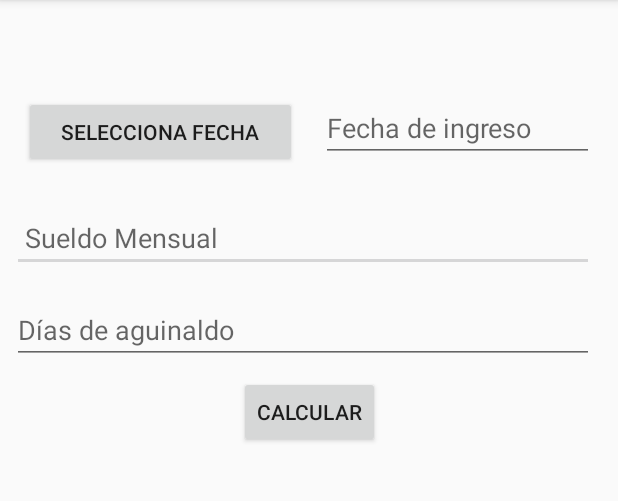
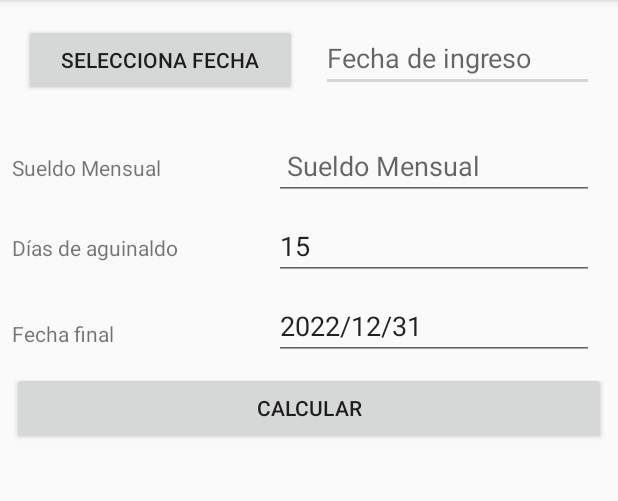
Before and after one commit to derriancito1/AguinaldoMexico, an Android app: the screen it shows after launch (MainActivity), on a phone screen of 412 x 824 dp, the part 84-585 px from its top. Run offline under Robolectric (Android 15) with nearby library versions, the phone set to English and light mode, and no system bars; our stand-ins replace AdMob.

Commit message:
Aguinaldo Mexico 2.0.4

```diff
--- a/app/src/main/AndroidManifest.xml
+++ b/app/src/main/AndroidManifest.xml
@@ -2,6 +2,8 @@
 <manifest xmlns:android="http://schemas.android.com/apk/res/android"
     package="com.mexico.aguinaldo.aguinaldomexico">
 
+    <uses-permission android:name="android.permission.INTERNET" />
+    <uses-permission android:name="android.permission.ACCESS_NETWORK_STATE" />
 
     <application
         android:allowBackup="true"
@@ -17,9 +19,6 @@
                 <category android:name="android.intent.category.LAUNCHER" />
             </intent-filter>
         </activity>
-        <meta-data
-            android:name="com.google.android.gms.ads.APPLICATION_ID"
-            android:value="ca-app-pub-9001957420901694~2109582463"/>
     </application>
 
 </manifest>
--- a/app/src/main/java/com/mexico/aguinaldo/aguinaldomexico/MainActivity.java
+++ b/app/src/main/java/com/mexico/aguinaldo/aguinaldomexico/MainActivity.java
@@ -10,8 +10,6 @@ import android.widget.EditText;
 import android.widget.TextView;
 import android.widget.Toast;
 
-import com.google.android.gms.ads.AdListener;
-import com.google.android.gms.ads.AdRequest;
 import com.google.android.gms.ads.AdRequest;
 import com.google.android.gms.ads.AdView;
 import com.google.android.gms.ads.MobileAds;
@@ -21,27 +19,27 @@ import java.util.Calendar;
 import java.util.Date;
 import java.util.GregorianCalendar;
 import java.util.concurrent.TimeUnit;
+import java.util.regex.Pattern;
 
 public class MainActivity extends AppCompatActivity implements View.OnClickListener {
     private Button fechaInicio, calcular;
-    private EditText editTextFechaInicio, editTextSueldo,editTextAguinaldo;
+    private EditText editTextFechaInicio, editTextSueldo,editTextAguinaldo,editTextFechaFin;
     private TextView textView;
     private int day, month, year, dias;
     private int sueldo,aguinaldo;
     private Date fechaInicial, fechaFinal;
     private double aguinaldoAnual, aguinaldoProporcional;
     private AdView mAdView;
-
-
+    private String regexp;
 
     @Override
     protected void onCreate(Bundle savedInstanceState) {
         super.onCreate(savedInstanceState);
         setContentView(R.layout.activity_main);
 
-        MobileAds.initialize(this, "ca-app-pub-9001957420901694~2109582463");
+        MobileAds.initialize(this, "ca-app-pub-9001957420901694~9538615966");
 
-
+        /*MobileAds.initialize(this, "ca-app-pub-3940256099942544~3347511713");*/ // PRUEBAS
 
 
         mAdView = findViewById(R.id.adView);
@@ -51,6 +49,7 @@ public class MainActivity extends AppCompatActivity implements View.OnClickListe
         fechaInicio=(Button)findViewById(R.id.fechaInicio);
         calcular=(Button)findViewById(R.id.calcular);
         editTextFechaInicio=(EditText)findViewById(R.id.editTextFechaInicio);
+        editTextFechaFin=(EditText)findViewById(R.id.editTextFechaFin);
         editTextSueldo=(EditText)findViewById(R.id.editTextSueldo);
         editTextAguinaldo=(EditText) findViewById(R.id.editTextAguinaldo);
 
@@ -63,40 +62,17 @@ public class MainActivity extends AppCompatActivity implements View.OnClickListe
         fechaInicial=null;
 
 
-        mAdView.setAdListener(new AdListener() {
-            @Override
-            public void onAdLoaded() {
-                // Code to be executed when an ad finishes loading.
-            }
+        regexp = "\\d{4}/\\d{1,2}/\\d{1,2}";
 
-            @Override
-            public void onAdFailedToLoad(int errorCode) {
-                // Code to be executed when an ad request fails.
-            }
 
-            @Override
-            public void onAdOpened() {
-                // Code to be executed when an ad opens an overlay that
-                // covers the screen.
-            }
+        final Calendar c= Calendar.getInstance();
+        year=c.get(Calendar.YEAR);
 
-            @Override
-            public void onAdLeftApplication() {
-                // Code to be executed when the user has left the app.
-            }
-
-            @Override
-            public void onAdClosed() {
-                // Code to be executed when when the user is about to return
-                // to the app after tapping on an ad.
-            }
-        });
+        editTextFechaFin.setText(year+"/12/31");
 
 
 
     }
-
-
 
     @Override
     public void onClick(View view) {
@@ -117,14 +93,23 @@ public class MainActivity extends AppCompatActivity implements View.OnClickListe
 
                     editTextFechaInicio.setText(i+"/"+monthCalculo+"/"+dayCalculo);
                     fechaInicial = new Date((i-1900),i1,i2);
-                    fechaFinal = new Date(String.valueOf(Calendar.getInstance().getTime()));
+                    /*fechaFinal = new Date(String.valueOf(Calendar.getInstance().getTime()));*/
+                    fechaFinal = new Date(editTextFechaFin.getText().toString());
                 }
             }, day, month, year);
             datePickerDialog.show();
         }else if (view==calcular){
-            if (fechaInicial==null || fechaFinal==null){
-                Toast.makeText(MainActivity.this,"Favor de seleccionar fecha", Toast.LENGTH_LONG).show();
-            }else if ( fechaFinal.before(fechaInicial)){
+
+            /*if (fechaInicial==null || fechaFinal==null){*/
+            if (!Pattern.matches(regexp, editTextFechaInicio.getText().toString())){
+                Toast.makeText(MainActivity.this,"Favor de seleccionar fecha valida en formato AAAA/MM/DD", Toast.LENGTH_LONG).show();
+                return;
+            }else{
+                fechaInicial = new Date(editTextFechaInicio.getText().toString());
+                fechaFinal = new Date(editTextFechaFin.getText().toString());
+            }
+
+            if ( fechaFinal.before(fechaInicial)){
                 Toast.makeText(MainActivity.this,"Ingresar una fecha menor a la de hoy", Toast.LENGTH_LONG).show();
             }else if (editTextSueldo.getEditableText().toString().isEmpty()){
                 Toast.makeText(MainActivity.this,"Favor de llenar el campo de sueldo", Toast.LENGTH_LONG).show();
--- a/app/src/main/res/layout/activity_main.xml
+++ b/app/src/main/res/layout/activity_main.xml
@@ -6,20 +6,30 @@
     android:layout_height="match_parent"
     tools:context=".MainActivity">
 
+    <ScrollView
+        android:layout_width="match_parent"
+        android:layout_height="match_parent"
+        app:layout_constraintBottom_toTopOf="@+id/linearLayout"
+        tools:layout_editor_absoluteX="0dp">
+
+        <android.support.constraint.ConstraintLayout
+            android:layout_width="match_parent"
+            android:layout_height="match_parent">
+
             <EditText
                 android:id="@+id/editTextFechaInicio"
                 android:layout_width="0dp"
-        android:layout_height="44dp"
+                android:layout_height="wrap_content"
                 android:layout_marginStart="8dp"
                 android:layout_marginLeft="8dp"
-        android:layout_marginTop="64dp"
+                android:layout_marginTop="16dp"
                 android:layout_marginEnd="16dp"
                 android:layout_marginRight="16dp"
-        android:clickable="false"
-        android:cursorVisible="false"
+                android:clickable="true"
+                android:cursorVisible="true"
                 android:ems="10"
-        android:focusable="false"
-        android:focusableInTouchMode="false"
+                android:focusable="true"
+                android:focusableInTouchMode="true"
                 android:hint="Fecha de ingreso"
                 android:inputType="date"
                 app:layout_constraintEnd_toEndOf="parent"
@@ -32,7 +42,7 @@
                 android:layout_height="wrap_content"
                 android:layout_marginStart="16dp"
                 android:layout_marginLeft="16dp"
-        android:layout_marginTop="64dp"
+                android:layout_marginTop="16dp"
                 android:layout_marginEnd="8dp"
                 android:layout_marginRight="8dp"
                 android:text="Selecciona Fecha"
@@ -43,13 +53,15 @@
 
             <TextView
                 android:id="@+id/textView"
-        android:layout_width="wrap_content"
+                android:layout_width="0dp"
                 android:layout_height="wrap_content"
                 android:layout_marginStart="16dp"
                 android:layout_marginLeft="16dp"
                 android:layout_marginTop="8dp"
                 android:layout_marginEnd="16dp"
                 android:layout_marginRight="16dp"
+                android:layout_marginBottom="8dp"
+                app:layout_constraintBottom_toBottomOf="parent"
                 app:layout_constraintEnd_toEndOf="parent"
                 app:layout_constraintHorizontal_bias="0.501"
                 app:layout_constraintStart_toStartOf="parent"
@@ -59,8 +71,6 @@
                 android:id="@+id/editTextSueldo"
                 android:layout_width="0dp"
                 android:layout_height="wrap_content"
-        android:layout_marginStart="8dp"
-        android:layout_marginLeft="8dp"
                 android:layout_marginTop="24dp"
                 android:layout_marginEnd="16dp"
                 android:layout_marginRight="16dp"
@@ -68,29 +78,25 @@
                 android:hint=" Sueldo Mensual"
                 android:inputType="number"
                 app:layout_constraintEnd_toEndOf="parent"
-        app:layout_constraintHorizontal_bias="0.947"
-        app:layout_constraintStart_toStartOf="parent"
                 app:layout_constraintTop_toBottomOf="@+id/fechaInicio" />
 
             <EditText
                 android:id="@+id/editTextAguinaldo"
                 android:layout_width="0dp"
                 android:layout_height="wrap_content"
-        android:layout_marginStart="8dp"
-        android:layout_marginLeft="8dp"
-        android:layout_marginTop="16dp"
+                android:layout_marginTop="8dp"
                 android:layout_marginEnd="16dp"
                 android:layout_marginRight="16dp"
                 android:ems="10"
                 android:hint="Días de aguinaldo"
                 android:inputType="number"
+                android:text="15"
                 app:layout_constraintEnd_toEndOf="parent"
-        app:layout_constraintStart_toStartOf="parent"
                 app:layout_constraintTop_toBottomOf="@+id/editTextSueldo" />
 
             <Button
                 android:id="@+id/calcular"
-        android:layout_width="wrap_content"
+                android:layout_width="0dp"
                 android:layout_height="wrap_content"
                 android:layout_marginStart="8dp"
                 android:layout_marginLeft="8dp"
@@ -99,19 +105,91 @@
                 android:layout_marginRight="8dp"
                 android:text="Calcular"
                 app:layout_constraintEnd_toEndOf="parent"
+                app:layout_constraintHorizontal_bias="0.0"
                 app:layout_constraintStart_toStartOf="parent"
+                app:layout_constraintTop_toBottomOf="@+id/editTextFechaFin" />
+
+            <EditText
+                android:id="@+id/editTextFechaFin"
+                android:layout_width="0dp"
+                android:layout_height="wrap_content"
+                android:layout_marginTop="8dp"
+                android:layout_marginEnd="16dp"
+                android:layout_marginRight="16dp"
+                android:ems="10"
+                android:hint="Fecha Final"
+                android:inputType="date"
+                app:layout_constraintEnd_toEndOf="parent"
                 app:layout_constraintTop_toBottomOf="@+id/editTextAguinaldo" />
 
-    <com.google.android.gms.ads.AdView xmlns:ads="http://schemas.android.com/apk/res-auto"
+            <TextView
+                android:id="@+id/textView2"
+                android:layout_width="0dp"
+                android:layout_height="wrap_content"
+                android:layout_marginStart="8dp"
+                android:layout_marginLeft="8dp"
+                android:layout_marginEnd="8dp"
+                android:layout_marginRight="8dp"
+                android:text="Sueldo Mensual"
+                app:layout_constraintBaseline_toBaselineOf="@+id/editTextSueldo"
+                app:layout_constraintEnd_toStartOf="@+id/editTextSueldo"
+                app:layout_constraintHorizontal_bias="0.526"
+                app:layout_constraintStart_toStartOf="parent" />
+
+            <TextView
+                android:id="@+id/textView3"
+                android:layout_width="0dp"
+                android:layout_height="wrap_content"
+                android:layout_marginStart="8dp"
+                android:layout_marginLeft="8dp"
+                android:layout_marginEnd="8dp"
+                android:layout_marginRight="8dp"
+                android:text="Días de aguinaldo"
+                app:layout_constraintBaseline_toBaselineOf="@+id/editTextAguinaldo"
+                app:layout_constraintEnd_toStartOf="@+id/editTextAguinaldo"
+                app:layout_constraintHorizontal_bias="0.703"
+                app:layout_constraintStart_toStartOf="parent" />
+
+            <TextView
+                android:id="@+id/textView4"
+                android:layout_width="0dp"
+                android:layout_height="wrap_content"
+                android:layout_marginStart="8dp"
+                android:layout_marginLeft="8dp"
+                android:layout_marginEnd="8dp"
+                android:layout_marginRight="8dp"
+                android:layout_marginBottom="8dp"
+                android:text="Fecha final"
+                app:layout_constraintBottom_toBottomOf="@+id/editTextFechaFin"
+                app:layout_constraintEnd_toStartOf="@+id/editTextFechaFin"
+                app:layout_constraintHorizontal_bias="0.521"
+                app:layout_constraintStart_toStartOf="parent" />
+
+
+        </android.support.constraint.ConstraintLayout>
+    </ScrollView>
+
+    <LinearLayout
+        android:id="@+id/linearLayout"
+        android:layout_width="wrap_content"
+        android:layout_height="wrap_content"
+        android:orientation="horizontal"
+        app:layout_constraintBottom_toBottomOf="parent"
+        app:layout_constraintEnd_toEndOf="parent"
+        app:layout_constraintStart_toStartOf="parent">
+
+        <com.google.android.gms.ads.AdView
             android:id="@+id/adView"
             android:layout_width="wrap_content"
             android:layout_height="wrap_content"
             android:layout_alignParentBottom="true"
             android:layout_centerHorizontal="true"
-        ads:adSize="BANNER"
-        ads:adUnitId="ca-app-pub-9001957420901694/9221785724"
-        ads:layout_constraintBottom_toBottomOf="parent"
-        ads:layout_constraintEnd_toEndOf="parent"
-        ads:layout_constraintStart_toStartOf="parent"></com.google.android.gms.ads.AdView>
+            app:adSize="SMART_BANNER"
+            app:adUnitId="ca-app-pub-9001957420901694/2893316568"
+            tools:layout_editor_absoluteY="361dp">
+            <!--ads:adUnitId="ca-app-pub-3940256099942544/6300978111">-->
+        </com.google.android.gms.ads.AdView>
+    </LinearLayout>
+
 
 </android.support.constraint.ConstraintLayout>
--- a/build.gradle
+++ b/build.gradle
@@ -8,6 +8,7 @@ buildscript {
     }
     dependencies {
         classpath 'com.android.tools.build:gradle:3.2.1'
+        classpath 'com.google.gms:google-services:4.1.0' // google-services plugin
 
 
         // NOTE: Do not place your application dependencies here; they belong
@@ -19,9 +20,6 @@ allprojects {
     repositories {
         google()
         jcenter()
-        maven {
-            url "https://maven.google.com"
-        }
     }
 }
 
```
Also changed, not shown: app/build.gradle (+5 -3 lines), 3 other files. Lines whose indentation alone changed are shown as unchanged.
